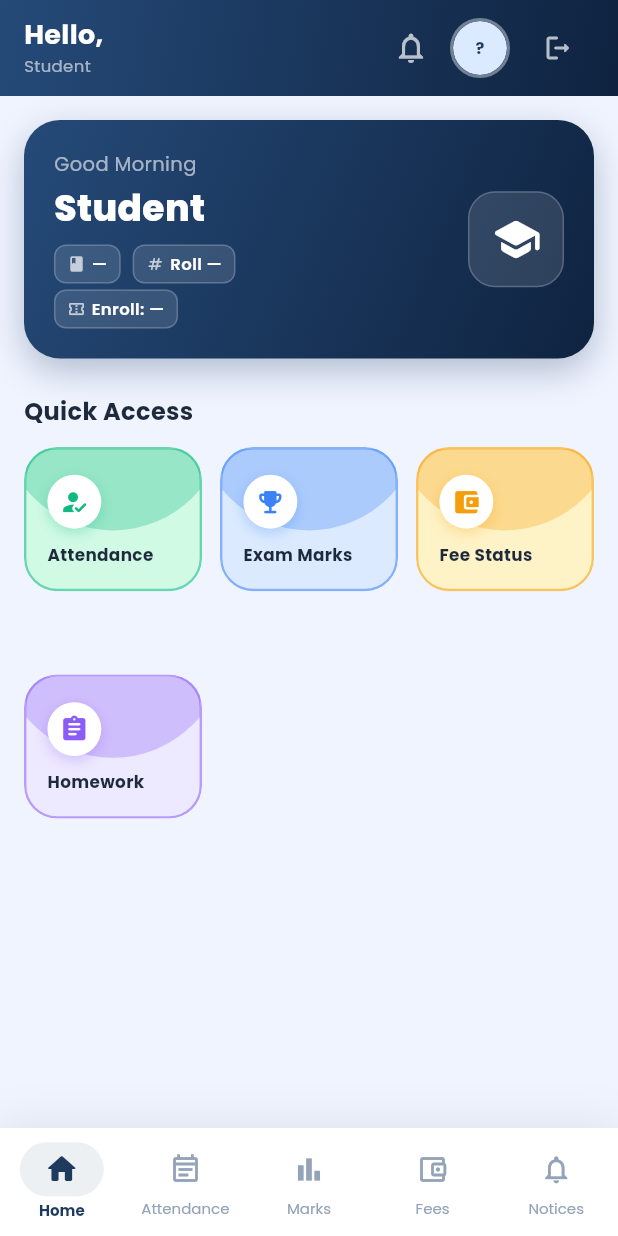
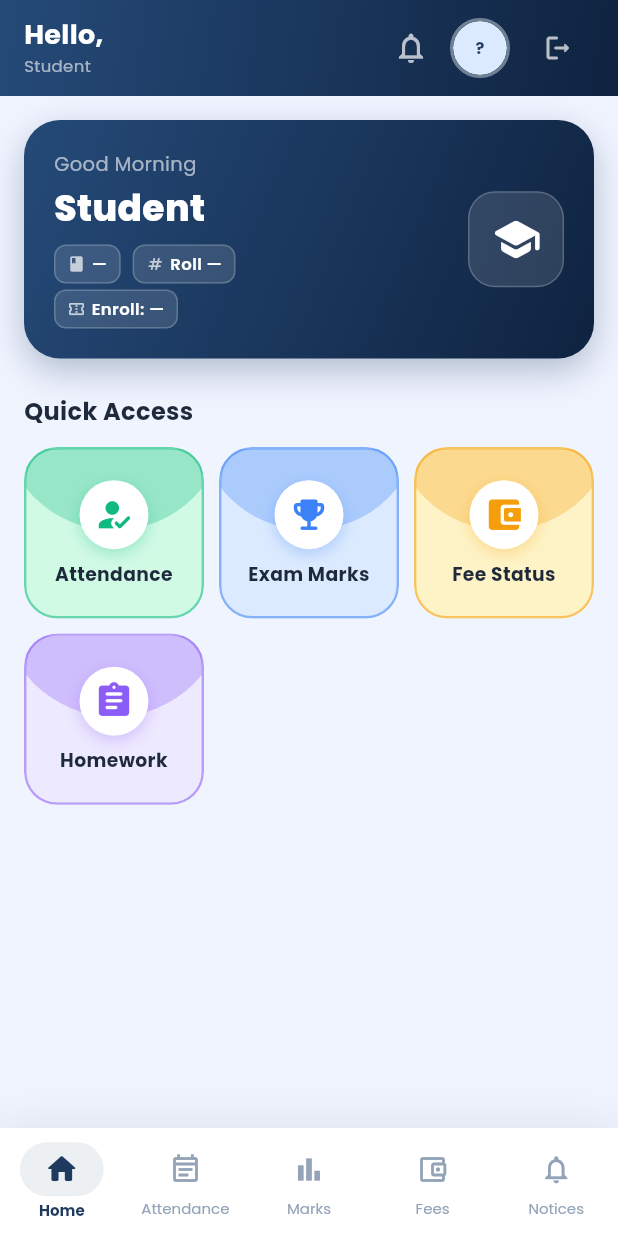
Before and after one commit to sectofficework-droid/SATYAM-SCHOOL, a Flutter app: the StudentHome screen opened by its route, on a phone screen of 412 x 824 dp. Run offline on Flutter 3.47's test engine with Material 3 defaults, Android fonts, the phone set to English and light mode, and no system bars; our stand-ins replace flutter_secure_storage, get, google_fonts, pdf, printing, shared_preferences and 2 more; accounts and stored records are empty.

Commit message:
Make dashboard module cards responsive; fix centered-card layout bugs
Module grid now scales its column count with available width (3 per row
on phone, up to 6 on wide/desktop screens) via a shared ResponsiveModuleGrid
widget, replacing the fixed-column GridView.count on both dashboards.

Fixes two layout bugs introduced while centering icon/label content:
- A fixed-width content block left slack inside wider cells, making the
  horizontal gap between cards look much bigger than the vertical gap
  between rows even though the underlying spacing value was the same.
- Removing that fixed width without stretching the card's own background to
  match caused each card to shrink to its label's own text width, producing
  a zig-zag row instead of uniform cards.

Centered cards now fill the full card width directly, so every card in a
row stays the same size regardless of label length, and an incomplete last
row lines up flush left instead of centering or leaving a lopsided gap.

Co-Authored-By: Claude Sonnet 5 <noreply@anthropic.com>

```diff
--- a/mobile-app/lib/app/modules/student/dashboard/student_home.dart
+++ b/mobile-app/lib/app/modules/student/dashboard/student_home.dart
@@ -8,6 +8,7 @@ import '../../../../core/utils/recent_notices.dart';
 import '../../../../common/widgets/notification_bell.dart';
 import '../../../../common/widgets/recent_notices_sheet.dart';
 import '../../../../common/widgets/stat_card.dart';
+import '../../../../common/widgets/responsive_module_grid.dart';
 import '../profile/student_profile_page.dart';
 import '../attendance/student_attendance_page.dart';
 import '../marks/student_marks_page.dart';
@@ -297,24 +298,23 @@ class _StudentDashboard extends StatelessWidget {
           curve: Curves.easeOut,
           builder: (_, v, child) => Opacity(opacity: v,
             child: Transform.translate(offset: Offset(0, 20 * (1-v)), child: child)),
-          child: GridView.count(
-            crossAxisCount: 3,
-            shrinkWrap: true,
-            physics: const NeverScrollableScrollPhysics(),
-            crossAxisSpacing: 12, mainAxisSpacing: 12,
-            childAspectRatio: 0.85,
+          child: ResponsiveModuleGrid(
             children: [
               StatCard(label: 'Attendance', icon: Icons.how_to_reg_rounded,
                 color: AppColors.green, bgColor: AppColors.greenLight,
+                centered: true,
                 onTap: () => Get.toNamed(Routes.studentAttend)),
               StatCard(label: 'Exam Marks', icon: Icons.emoji_events_rounded,
                 color: AppColors.blue, bgColor: AppColors.blueLight,
+                centered: true,
                 onTap: () => Get.toNamed(Routes.studentMarks)),
               StatCard(label: 'Fee Status', icon: Icons.account_balance_wallet_rounded,
                 color: AppColors.amber, bgColor: AppColors.amberLight,
+                centered: true,
                 onTap: () => Get.toNamed(Routes.studentFees)),
               StatCard(label: 'Homework', icon: Icons.assignment_rounded,
                 color: AppColors.purple, bgColor: AppColors.purpleLight,
+                centered: true,
                 onTap: () => Get.toNamed(Routes.studentHomework)),
             ],
           ),
--- a/mobile-app/lib/app/modules/teacher/dashboard/teacher_dashboard_tab.dart
+++ b/mobile-app/lib/app/modules/teacher/dashboard/teacher_dashboard_tab.dart
@@ -4,6 +4,7 @@ import '../../../../core/theme/app_theme.dart';
 import '../../../../core/services/auth_service.dart';
 import '../../../../app/routes/app_routes.dart';
 import '../../../../common/widgets/stat_card.dart';
+import '../../../../common/widgets/responsive_module_grid.dart';
 
 class TeacherDashboardTab extends StatefulWidget {
   const TeacherDashboardTab({super.key});
@@ -75,12 +76,7 @@ class _TeacherDashboardTabState extends State<TeacherDashboardTab>
             // Module grid - tap a card to see that module's own stats.
             FadeTransition(
               opacity: _fadeAnim,
-              child: GridView.count(
-                crossAxisCount: 3,
-                shrinkWrap: true,
-                physics: const NeverScrollableScrollPhysics(),
-                crossAxisSpacing: 12, mainAxisSpacing: 12,
-                childAspectRatio: 0.85,
+              child: ResponsiveModuleGrid(
                 children: [
                   _AnimEntry(delay: 100, child: StatCard(
                     label: 'My Students', icon: Icons.groups_rounded,
--- /dev/null
+++ b/mobile-app/lib/common/widgets/responsive_module_grid.dart
@@ -0,0 +1,47 @@
+import 'package:flutter/material.dart';
+
+// Lays out module/StatCard-style children in a grid whose column count
+// scales with the available width - 3 per row on a phone, growing to
+// 4/5/6 on tablets/desktop/web - instead of a fixed GridView.count column
+// count that either cramps big screens or stretches cards too wide.
+// Uses Wrap (not GridView) with fixed per-card widths so an incomplete
+// final row (1-2 leftover cards) still lines up flush left, matching the
+// full rows above it, rather than centering or leaving a blank gap.
+class ResponsiveModuleGrid extends StatelessWidget {
+  final List<Widget> children;
+  final double aspectRatio;
+  final double spacing;
+
+  const ResponsiveModuleGrid({
+    super.key,
+    required this.children,
+    this.aspectRatio = 1.05,
+    this.spacing = 10,
+  });
+
+  static int columnsFor(double width) {
+    if (width >= 1200) return 6;
+    if (width >= 900)  return 5;
+    if (width >= 600)  return 4;
+    return 3;
+  }
+
+  @override
+  Widget build(BuildContext context) => LayoutBuilder(
+    builder: (context, constraints) {
+      final columns   = columnsFor(constraints.maxWidth);
+      final cardWidth = (constraints.maxWidth - spacing * (columns - 1)) / columns;
+      final cardHeight = cardWidth / aspectRatio;
+      return Wrap(
+        spacing: spacing,
+        runSpacing: spacing,
+        alignment: WrapAlignment.start,
+        children: children.map((c) => SizedBox(
+          width: cardWidth,
+          height: cardHeight,
+          child: c,
+        )).toList(),
+      );
+    },
+  );
+}
--- a/mobile-app/lib/common/widgets/stat_card.dart
+++ b/mobile-app/lib/common/widgets/stat_card.dart
@@ -82,23 +82,31 @@ class _StatCardState extends State<StatCard> {
                       decoration: BoxDecoration(shape: BoxShape.circle, color: widget.color.withOpacity(.30)),
                     ),
                   ),
+                  if (widget.centered)
+                    // Fills the full card instead of a fixed-width FittedBox
+                    // block - a fixed width left slack on either side of the
+                    // icon/label whenever a responsive column's card came
+                    // out wider than that block, which made the horizontal
+                    // gap between cards look much bigger than the vertical
+                    // gap between rows even though the Wrap spacing was the
+                    // same on both axes.
                     Padding(
-                    padding: widget.centered
-                      ? const EdgeInsets.fromLTRB(10, 16, 10, 14)
-                      : const EdgeInsets.fromLTRB(14, 16, 8, 14),
-                    child: FittedBox(
-                      fit: BoxFit.scaleDown,
-                      alignment: widget.centered ? Alignment.center : Alignment.centerLeft,
+                      padding: const EdgeInsets.fromLTRB(8, 12, 8, 10),
+                      // Without an explicit width, this column (and the
+                      // colored card behind it) shrinks to fit each label's
+                      // own text width - a short label like "Homework" made
+                      // a narrower card than "Student Attendance", all
+                      // left-anchored in the same grid cell, which is what
+                      // produced the zig-zag row. Forcing full width here
+                      // keeps every card in a row the same visible size.
+                      child: SizedBox(
+                        width: double.infinity,
                         child: Column(
-                        mainAxisSize: MainAxisSize.min,
-                        crossAxisAlignment: widget.centered ? CrossAxisAlignment.center : CrossAxisAlignment.start,
+                          mainAxisAlignment: MainAxisAlignment.center,
+                          crossAxisAlignment: CrossAxisAlignment.center,
                           children: [
-                          SizedBox(
-                            height: widget.centered ? 54 : 42,
-                            child: Center(
-                              child: Container(
-                                width: widget.centered ? 50 : 40,
-                                height: widget.centered ? 50 : 40,
+                            Container(
+                              width: 46, height: 46,
                               decoration: BoxDecoration(
                                 color: Colors.white,
                                 shape: BoxShape.circle,
@@ -106,7 +114,41 @@ class _StatCardState extends State<StatCard> {
                                   BoxShadow(color: widget.color.withOpacity(.30), blurRadius: 8, offset: const Offset(0, 3)),
                                 ],
                               ),
-                                child: Icon(widget.icon, color: widget.color, size: widget.centered ? 30 : 22),
+                              child: Icon(widget.icon, color: widget.color, size: 27),
+                            ),
+                            const SizedBox(height: 8),
+                            Text(widget.label,
+                              textAlign: TextAlign.center,
+                              maxLines: 1,
+                              overflow: TextOverflow.ellipsis,
+                              style: const TextStyle(fontSize: 12.5, fontWeight: FontWeight.w700, color: AppColors.text)),
+                          ],
+                        ),
+                      ),
+                    )
+                  else
+                    Padding(
+                      padding: const EdgeInsets.fromLTRB(14, 16, 8, 14),
+                      child: FittedBox(
+                        fit: BoxFit.scaleDown,
+                        alignment: Alignment.centerLeft,
+                        child: Column(
+                          mainAxisSize: MainAxisSize.min,
+                          crossAxisAlignment: CrossAxisAlignment.start,
+                          children: [
+                            SizedBox(
+                              height: 42,
+                              child: Center(
+                                child: Container(
+                                  width: 40, height: 40,
+                                  decoration: BoxDecoration(
+                                    color: Colors.white,
+                                    shape: BoxShape.circle,
+                                    boxShadow: [
+                                      BoxShadow(color: widget.color.withOpacity(.30), blurRadius: 8, offset: const Offset(0, 3)),
+                                    ],
+                                  ),
+                                  child: Icon(widget.icon, color: widget.color, size: 22),
                                 ),
                               ),
                             ),
@@ -122,7 +164,6 @@ class _StatCardState extends State<StatCard> {
                             SizedBox(
                               width: 104,
                               child: Text(widget.label,
-                              textAlign: widget.centered ? TextAlign.center : TextAlign.left,
                                 maxLines: 1,
                                 softWrap: false,
                                 overflow: TextOverflow.ellipsis,
```
Lines whose indentation alone changed are shown as unchanged.
